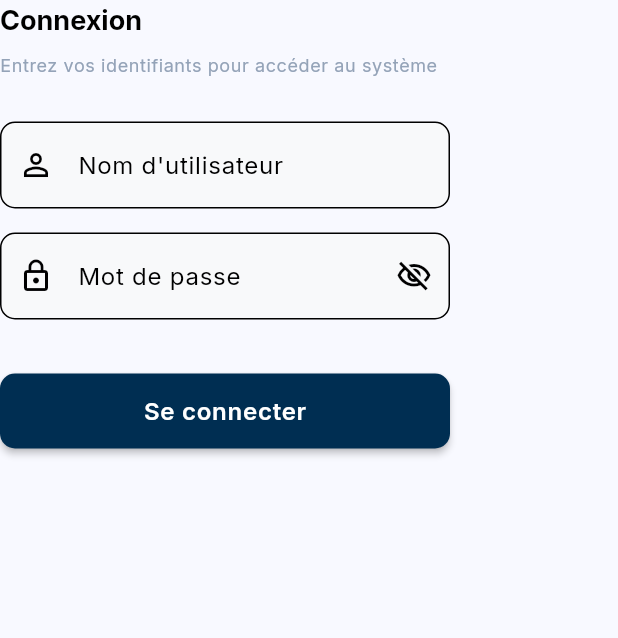
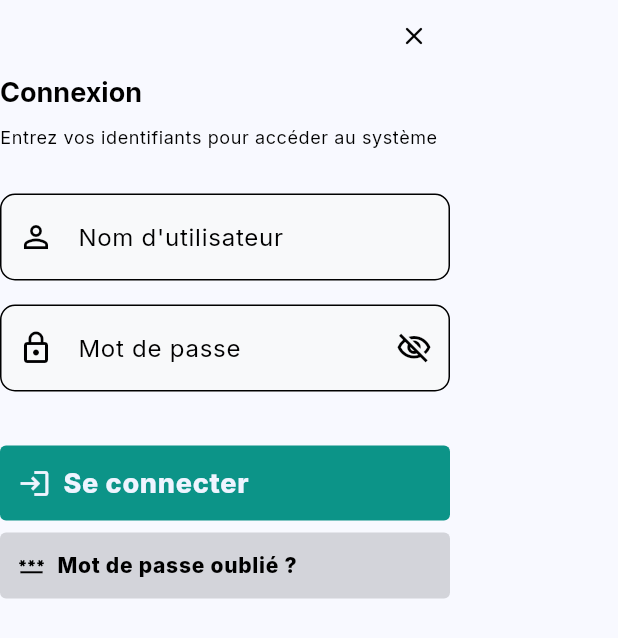
Before and after one commit to ghoulamedz/rayhan, a Flutter app: the LoginFormWidget widget shown alone on an empty page, opened directly, on a phone screen of 412 x 824 dp. Shown: the top 638 px of the screen. Run offline on Flutter 3.47's test engine with Material 3 defaults, Android fonts, the phone set to English and light mode, and no system bars; our stand-ins replace dio, go_router, shared_preferences; accounts and stored records are empty.

Commit message:
polished login dialog

```diff
--- a/frontend/lib/widgets/final/common/layout_widgets.dart
+++ b/frontend/lib/widgets/final/common/layout_widgets.dart
@@ -367,18 +367,25 @@ class _AppButtonState extends State<AppButton> {
         ),
     };
 
-    Widget child = Text(
+    Widget child = Row(
+      mainAxisSize: MainAxisSize.min,
+      mainAxisAlignment: MainAxisAlignment.spaceAround,
+      children: [
+        Text(
           widget.label,
           style: Theme.of(context).textTheme.labelLarge?.copyWith(
                 fontSize: widget.fontSize,
                 fontWeight: FontWeight.w800,
                 color: fg,
               ),
+        ),
+      ],
     );
 
     if (widget.prefixIcon != null) {
       child = Row(
         mainAxisSize: MainAxisSize.min,
+        mainAxisAlignment: MainAxisAlignment.start,
         children: [
           Icon(widget.prefixIcon, color: fg, size: widget.fontSize + 4),
           const SizedBox(width: 8),
@@ -483,13 +490,17 @@ class NavActions extends StatelessWidget {
         const SizedBox(width: 8),
         AppButton(
           prefixIcon: Icons.login,
-          label: 'S\'identifier',
+          label: '',
           variant: AppButtonVariant.primary,
-          padding: const EdgeInsets.symmetric(horizontal: 20, vertical: 12),
+          padding: const EdgeInsets.all(11),
           onTap: () {
             showDialog(
               context: context,
               builder: (context) => const Dialog(
+                elevation: 5,
+                shadowColor: AppTheme.blueStrongHighlight,
+                surfaceTintColor: AppTheme.blueLightTinted,
+                alignment: Alignment.topRight,
                 child: Padding(
                   padding: EdgeInsets.all(24),
                   child: LoginFormWidget(
--- a/frontend/lib/widgets/final/common/login_form.dart
+++ b/frontend/lib/widgets/final/common/login_form.dart
@@ -1,19 +1,17 @@
 import 'package:flutter/material.dart';
 import 'package:provider/provider.dart';
-import 'package:rayhan_erp/constants/app_theme.dart';
 import 'package:rayhan_erp/providers/auth_provider.dart';
 import 'package:rayhan_erp/screens/dashboard_screen.dart';
+import 'package:rayhan_erp/widgets/custom/index.dart';
 
 class LoginFormWidget extends StatefulWidget {
   final double? width;
   final double? height;
-  final VoidCallback? onCancel;
 
   const LoginFormWidget({
     super.key,
     this.width,
     this.height,
-    this.onCancel,
   });
 
   @override
@@ -62,6 +60,21 @@ class _LoginFormWidgetState extends State<LoginFormWidget> {
     }
   }
 
+  void onCancel() {
+    Navigator.of(context).pop();
+  }
+
+  //  void _goToForgotPassword() {
+  //   Navigator.of(context).push(
+  //     PageRouteBuilder(
+  //       pageBuilder: (_, __, ___) => const ForgotPasswordScreen(),
+  //       transitionDuration: const Duration(milliseconds: 300),
+  //       transitionsBuilder: (_, anim, __, child) =>
+  //           FadeTransition(opacity: anim, child: child),
+  //     ),
+  //   );
+  // }
+
   @override
   Widget build(BuildContext context) {
     final auth = context.watch<AuthProvider>();
@@ -70,7 +83,17 @@ class _LoginFormWidgetState extends State<LoginFormWidget> {
       width: widget.width,
       child: Column(
         children: [
-          Form(
+          Align(
+            alignment: Alignment.topRight,
+            child: IconButton(
+              iconSize: 20,
+              icon: const Icon(Icons.close_rounded),
+              onPressed: auth.isLoading ? null : onCancel,
+              tooltip: 'Fermer',
+            ),
+          ),
+          Expanded(
+            child: Form(
               key: _formKey,
               child: Column(
                 crossAxisAlignment: CrossAxisAlignment.stretch,
@@ -85,7 +108,7 @@ class _LoginFormWidgetState extends State<LoginFormWidget> {
                   Text(
                     'Entrez vos identifiants pour accéder au système',
                     style: Theme.of(context).textTheme.bodySmall?.copyWith(
-                        color: AppTheme.greyLight,
+                          color: Colors.black,
                         ),
                   ),
                   const SizedBox(height: 28),
@@ -121,8 +144,8 @@ class _LoginFormWidgetState extends State<LoginFormWidget> {
                         icon: Icon(_obscurePassword
                             ? Icons.visibility_off_outlined
                             : Icons.visibility_outlined),
-                      onPressed: () =>
-                          setState(() => _obscurePassword = !_obscurePassword),
+                        onPressed: () => setState(
+                            () => _obscurePassword = !_obscurePassword),
                       ),
                       border: OutlineInputBorder(
                         borderRadius: BorderRadius.circular(10),
@@ -156,8 +179,8 @@ class _LoginFormWidgetState extends State<LoginFormWidget> {
                           Expanded(
                             child: Text(
                               auth.errorMessage!,
-                            style:
-                                TextStyle(color: Colors.red[700], fontSize: 13),
+                              style: TextStyle(
+                                  color: Colors.red[700], fontSize: 13),
                             ),
                           ),
                         ],
@@ -167,16 +190,6 @@ class _LoginFormWidgetState extends State<LoginFormWidget> {
                   // Submit button
                   SizedBox(
                     height: 50,
-                  child: ElevatedButton(
-                    onPressed: auth.isLoading ? null : _submit,
-                    style: ElevatedButton.styleFrom(
-                      backgroundColor: Theme.of(context).colorScheme.primary,
-                      foregroundColor: Colors.white,
-                      shape: RoundedRectangleBorder(
-                        borderRadius: BorderRadius.circular(10),
-                      ),
-                      elevation: 2,
-                    ),
                     child: auth.isLoading
                         ? const SizedBox(
                             width: 22,
@@ -186,32 +199,30 @@ class _LoginFormWidgetState extends State<LoginFormWidget> {
                               color: Colors.white,
                             ),
                           )
-                        : const Text(
-                            'Se connecter',
-                            style: TextStyle(
-                              fontSize: 16,
-                              fontWeight: FontWeight.w600,
+                        : AppButton(
+                            prefixIcon: Icons.login,
+                            fontSize: 18,
+                            variant: AppButtonVariant.primary,
+                            padding: EdgeInsets.all(12),
+                            label: 'Se connecter',
+                            onTap: auth.isLoading ? null : _submit,
                           ),
                   ),
+
+                  // Cancel button (optional, useful for dialogs)
+                  const SizedBox(
+                    height: 8,
                   ),
-                ),
-                // Cancel button (optional, useful for dialogs)
-                if (widget.onCancel != null) ...[
-                  const SizedBox(height: 12),
-                  SizedBox(
-                    height: 50,
-                    child: OutlinedButton(
-                      onPressed: auth.isLoading ? null : widget.onCancel,
-                      style: OutlinedButton.styleFrom(
-                        shape: RoundedRectangleBorder(
-                          borderRadius: BorderRadius.circular(10),
-                        ),
-                      ),
-                      child: const Text('Annuler'),
-                    ),
+
+                  AppButton(
+                    padding: EdgeInsets.all(12),
+                    label: 'Mot de passe oublié ?',
+                    variant: AppButtonVariant.secondary,
+                    onTap: auth.isLoading ? null : onCancel,
+                    prefixIcon: Icons.password,
                   ),
                 ],
-              ],
+              ),
             ),
           ),
         ],
```
Also changed, not shown: frontend/lib/screens/landing_screen.dart (+13 -4 lines). Lines whose indentation alone changed are shown as unchanged.
